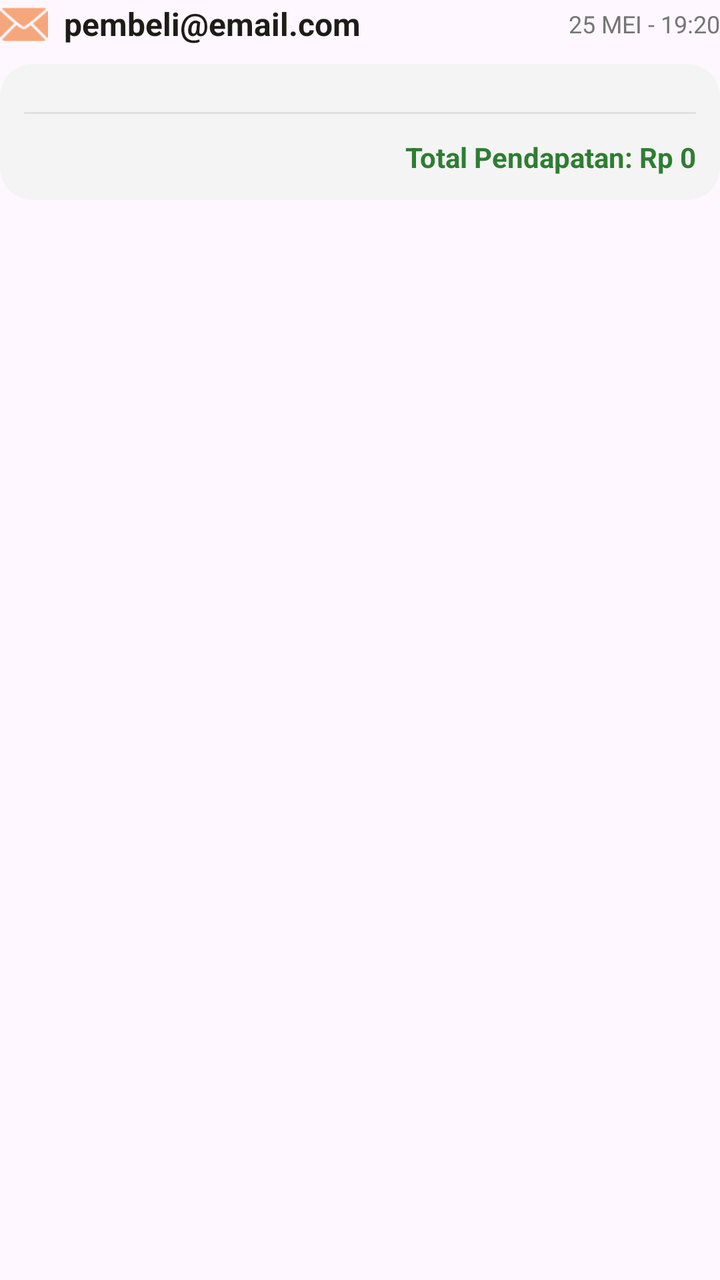
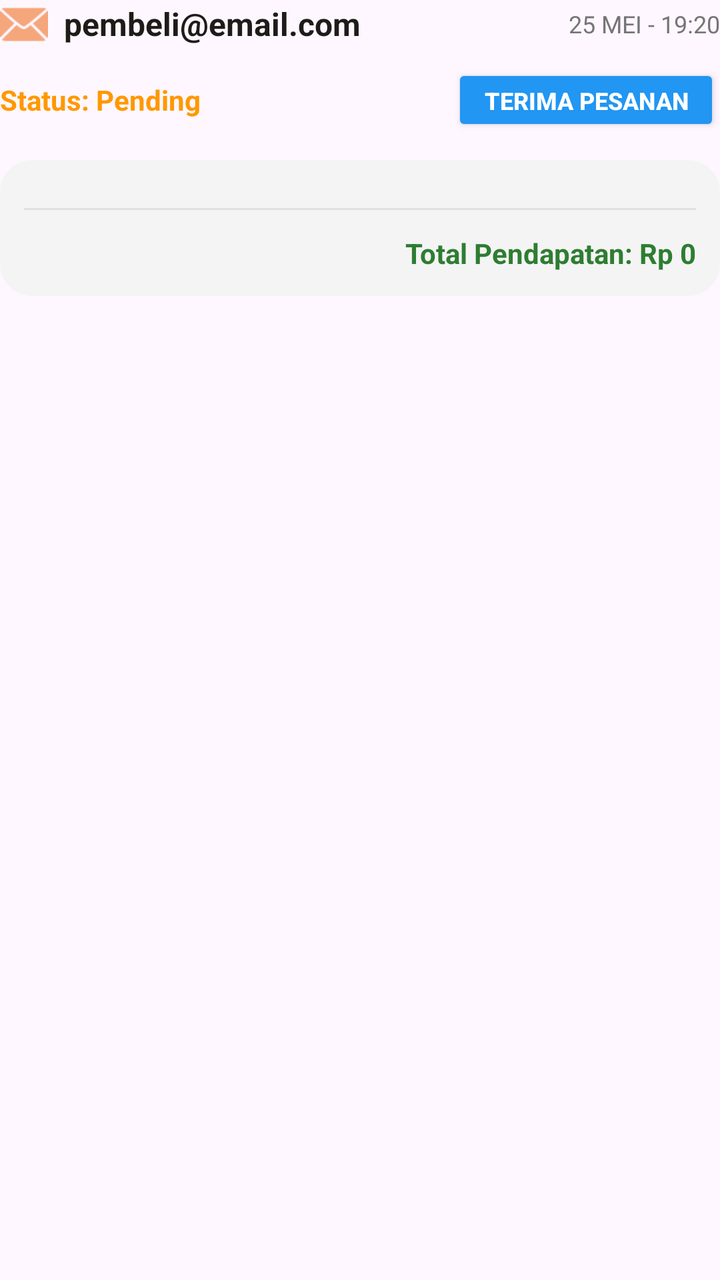

Compare the two renders of this Android layout. The source of the first and the diff that turns it into the second are given below.
<!-- AndroidManifest.xml: application theme Theme.KueWeh -->
<!-- res/layout/item_admin_batch.xml -->
<?xml version="1.0" encoding="utf-8"?>
<LinearLayout xmlns:android="http://schemas.android.com/apk/res/android"
    android:layout_width="match_parent"
    android:layout_height="wrap_content"
    android:orientation="vertical"
    android:paddingBottom="24dp">

    <LinearLayout
        android:layout_width="match_parent"
        android:layout_height="wrap_content"
        android:orientation="horizontal"
        android:gravity="center_vertical"
        android:layout_marginBottom="8dp">

        <ImageView
            android:layout_width="24dp"
            android:layout_height="24dp"
            android:src="@android:drawable/ic_dialog_email"
            app:tint="#F5A67B"
            xmlns:app="http://schemas.android.com/apk/res-auto"/>

        <TextView
            android:id="@+id/tvAdminPembeliEmail"
            android:layout_width="0dp"
            android:layout_height="wrap_content"
            android:layout_weight="1"
            android:layout_marginStart="8dp"
            android:text="pembeli@email.com"
            android:textColor="#1E1C18"
            android:textSize="16sp"
            android:textStyle="bold" />

        <TextView
            android:id="@+id/tvAdminWaktuPesan"
            android:layout_width="wrap_content"
            android:layout_height="wrap_content"
            android:text="25 MEI - 19:20"
            android:textColor="#757575"
            android:textSize="12sp" />
    </LinearLayout>

    <LinearLayout
        android:layout_width="match_parent"
        android:layout_height="wrap_content"
        android:orientation="vertical"
        android:background="@drawable/bg_batch_gray"
        android:padding="12dp">

        <LinearLayout
            android:id="@+id/containerAdminItems"
            android:layout_width="match_parent"
            android:layout_height="wrap_content"
            android:orientation="vertical" />

        <View
            android:layout_width="match_parent"
            android:layout_height="1dp"
            android:background="#E0E0E0"
            android:layout_marginVertical="12dp"/>

        <TextView
            android:id="@+id/tvAdminTotalBatch"
            android:layout_width="match_parent"
            android:layout_height="wrap_content"
            android:text="Total Pendapatan: Rp 0"
            android:textColor="#2E7D32"
            android:textSize="14sp"
            android:textStyle="bold"
            android:gravity="end" />
    </LinearLayout>
</LinearLayout>
<!-- resources referenced by this layout -->
<resources>
  <!-- drawable bg_batch_gray (drawable) -->
  <?xml version="1.0" encoding="utf-8"?>
  <shape xmlns:android="http://schemas.android.com/apk/res/android">
      <solid android:color="#F4F4F4" /> <corners android:radius="16dp" />
  </shape>
  <style name="Theme.KueWeh" parent="Base.Theme.KueWeh" />
  <style name="Base.Theme.KueWeh" parent="Theme.Material3.DayNight.NoActionBar">
          
          
      </style>
</resources>

<!-- the commit's change to res/layout/item_admin_batch.xml (unified diff, before → after) -->
@@ -42,6 +42,37 @@
     <LinearLayout
         android:layout_width="match_parent"
         android:layout_height="wrap_content"
+        android:orientation="horizontal"
+        android:gravity="center_vertical"
+        android:layout_marginBottom="12dp">
+
+        <TextView
+            android:id="@+id/tvAdminStatusBatch"
+            android:layout_width="0dp"
+            android:layout_height="wrap_content"
+            android:layout_weight="1"
+            android:text="Status: Pending"
+            android:textColor="#FF9800"
+            android:textSize="14sp"
+            android:textStyle="bold" />
+
+        <Button
+            android:id="@+id/btnAdminAksiPesanan"
+            android:layout_width="wrap_content"
+            android:layout_height="36dp"
+            android:backgroundTint="#2196F3"
+            android:text="Terima Pesanan"
+            android:textColor="#FFFFFF"
+            android:textSize="12sp"
+            android:textStyle="bold"
+            android:insetTop="0dp"
+            android:insetBottom="0dp"
+            android:paddingHorizontal="16dp"/>
+    </LinearLayout>
+
+    <LinearLayout
+        android:layout_width="match_parent"
+        android:layout_height="wrap_content"
         android:orientation="vertical"
         android:background="@drawable/bg_batch_gray"
         android:padding="12dp">
